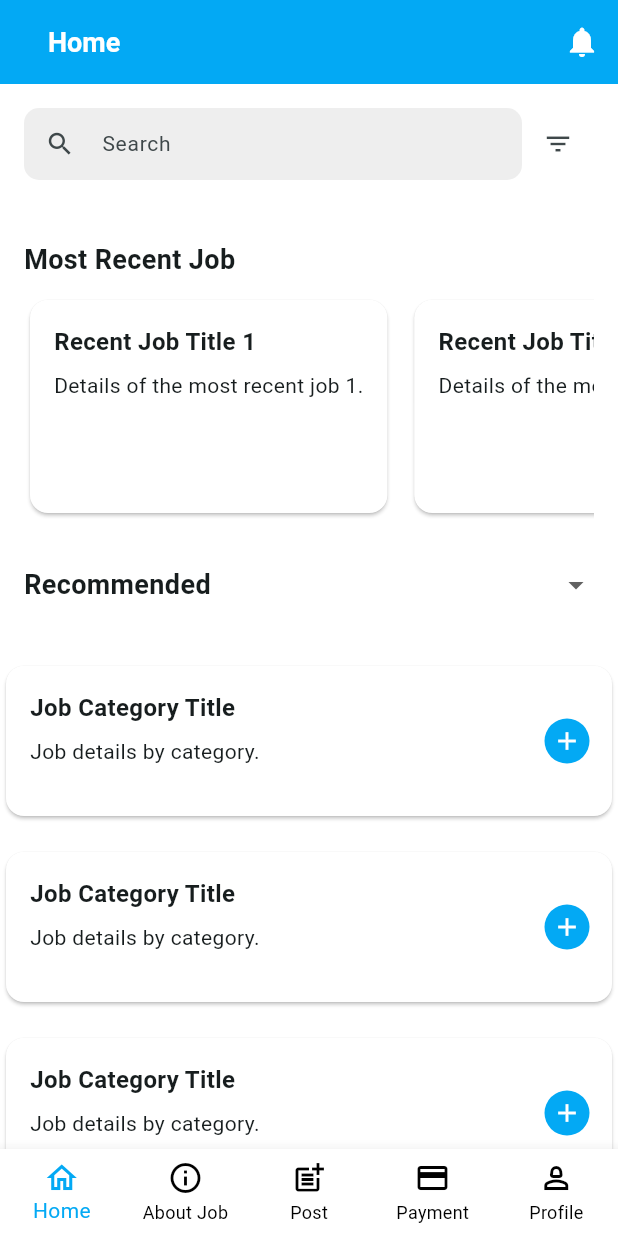
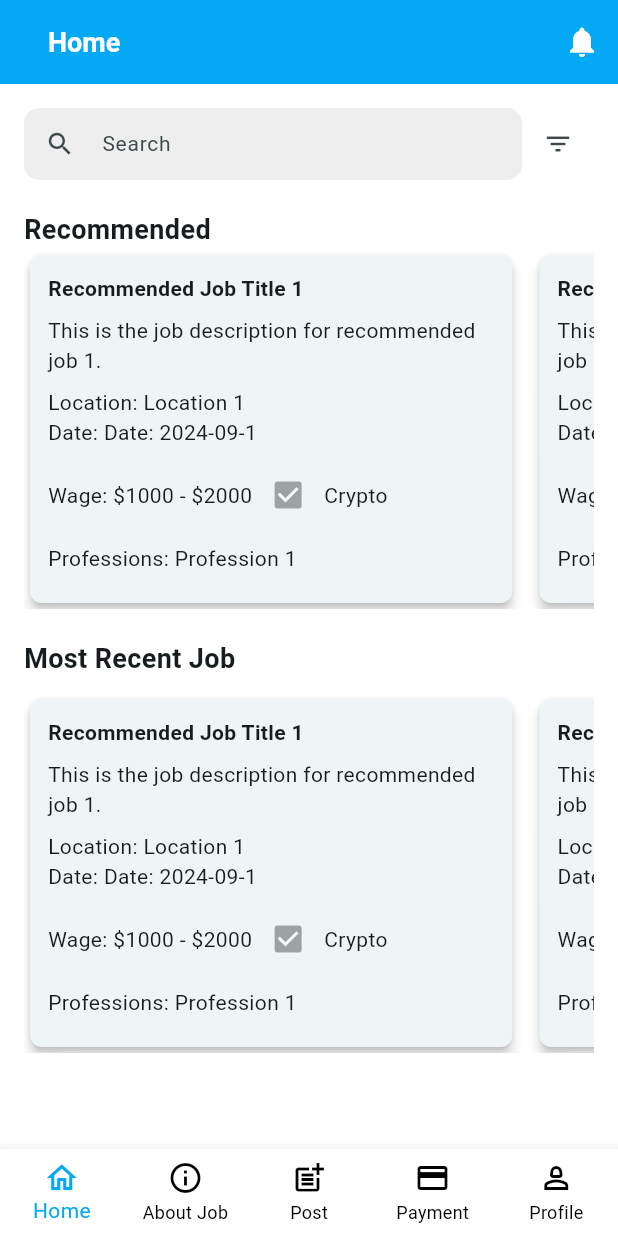
Before and after one commit to cchrisha/Community-Guild, a Flutter app: the HomePage screen opened directly, on a phone screen of 412 x 824 dp. Run offline on Flutter 3.47's test engine with Material 3 defaults, Android fonts, the phone set to English and light mode, and no system bars; our stand-ins replace equatable, flutter_bloc, get, google_fonts, image_picker, shared_preferences; accounts and stored records are empty.

Commit message:
Nichange ang  Home.dart UI

```diff
--- a/lib/screens/home.dart
+++ b/lib/screens/home.dart
@@ -1,7 +1,7 @@
 import 'package:community_guild/widget/home/job_card.dart';
 import 'package:community_guild/widget/home/search_and_filter.dart';
+import 'package:community_guild/widget/home/home_section_title.dart';
 import 'package:community_guild/widget/home/section_title.dart';
-import 'package:community_guild/widget/home/section_title_with_dropdown.dart';
 import 'package:flutter/material.dart';
 import 'package:community_guild/screens/job_detail.dart';
 import 'package:community_guild/screens/about_job.dart';
@@ -56,23 +56,25 @@ class HomePage extends StatelessWidget {
                 children: [
                   const SearchAndFilter(),
                   const SizedBox(height: 20),
-                  // const HomeBalanceCard(),
-                  const SizedBox(height: 20),
-                  const HomeSectionTitle(title: 'Most Recent Job'),
-                  const SizedBox(height: 10),
+                  const SectionTitle(title: 'Recommended'),
                   SizedBox(
-                    height: 150,
+                    height: 240, // Increased height to accommodate new fields
                     child: ListView.builder(
                       scrollDirection: Axis.horizontal,
                       itemCount: 10,
                       itemBuilder: (context, index) {
                         return Padding(
                           padding: const EdgeInsets.only(right: 10),
+                          child: SizedBox(
+                            width: MediaQuery.of(context).size.width * 0.8, // Adjust card width relative to the screen width
                             child: HomeJobCard(
-                            jobTitle: 'Recent Job Title ${index + 1}',
-                            jobDescription:
-                                'Details of the most recent job ${index + 1}.',
-                            showAddButton: false,
+                              jobTitle: 'Recommended Job Title ${index + 1}',
+                              jobDescription: 'This is the job description for recommended job ${index + 1}.',
+                              location: 'Location ${index + 1}',
+                              date: 'Date: 2024-09-${index + 1}', // Example date
+                              wageRange: '\$${index * 1000 + 1000} - \$${index * 1000 + 2000}', // Example wage range
+                              isCrypto: index % 2 == 0, // Alternate for crypto status
+                              professions: 'Profession ${index + 1}',
                               onTap: () {
                                 Navigator.push(
                                   context,
@@ -80,30 +82,37 @@ class HomePage extends StatelessWidget {
                                     builder: (context) => const JobDetailPage(
                                       jobTitle: '',
                                       jobDescription: '',
-                                        )),
+                                    ),
+                                  ),
                                 );
                               },
+                            ),
                           ),
                         );
                       },
                     ),
                   ),
                   const SizedBox(height: 20),
-                  const SectionTitleWithDropdown(title: 'Recommended'),
+                  const HomeSectionTitle(title: 'Most Recent Job'),
                   const SizedBox(height: 10),
-                ],
-              ),
-            ),
-          ),
-          SliverList(
-            delegate: SliverChildBuilderDelegate(
-              (context, index) {
+                  SizedBox(
+                    height: 240, // Increased height to accommodate new fields
+                    child: ListView.builder(
+                      scrollDirection: Axis.horizontal,
+                      itemCount: 10,
+                      itemBuilder: (context, index) {
                         return Padding(
-                  padding: const EdgeInsets.only(bottom: 16.0),
+                          padding: const EdgeInsets.only(right: 10),
+                          child: SizedBox(
+                            width: MediaQuery.of(context).size.width * 0.8, // Adjust card width relative to the screen width
                             child: HomeJobCard(
-                    jobTitle: 'Job Category Title',
-                    jobDescription: 'Job details by category.',
-                    showAddButton: true,
+                              jobTitle: 'Recommended Job Title ${index + 1}',
+                              jobDescription: 'This is the job description for recommended job ${index + 1}.',
+                              location: 'Location ${index + 1}',
+                              date: 'Date: 2024-09-${index + 1}', // Example date
+                              wageRange: '\$${index * 1000 + 1000} - \$${index * 1000 + 2000}', // Example wage range
+                              isCrypto: index % 2 == 0, // Alternate for crypto status
+                              professions: 'Profession ${index + 1}',
                               onTap: () {
                                 Navigator.push(
                                   context,
@@ -111,13 +120,19 @@ class HomePage extends StatelessWidget {
                                     builder: (context) => const JobDetailPage(
                                       jobTitle: '',
                                       jobDescription: '',
-                                )),
+                                    ),
+                                  ),
                                 );
                               },
                             ),
+                          ),
                         );
                       },
-              childCount: 10,
+                    ),
+                  ),
+
+                ],
+              ),
             ),
           ),
         ],
--- /dev/null
+++ b/lib/widget/home/home_section_title.dart
@@ -0,0 +1,16 @@
+// lib/views/home/section_title.dart
+import 'package:flutter/material.dart';
+
+class HomeSectionTitle extends StatelessWidget {
+  final String title;
+
+  const HomeSectionTitle({super.key, required this.title});
+
+  @override
+  Widget build(BuildContext context) {
+    return Text(
+      title,
+      style: const TextStyle(fontSize: 18, fontWeight: FontWeight.bold),
+    );
+  }
+}
--- a/lib/widget/home/job_card.dart
+++ b/lib/widget/home/job_card.dart
@@ -1,15 +1,25 @@
-import 'package:flutter/material.dart';
+import 'package:flutter/material.dart';  // Ensure this import is present
 
 class HomeJobCard extends StatelessWidget {
   final String jobTitle;
   final String jobDescription;
-  final VoidCallback onTap;
+  final String location;
+  final String date;
+  final String wageRange;
+  final bool isCrypto;
+  final String professions;
+  final VoidCallback onTap;  // VoidCallback is a typedef for a function with no arguments that returns nothing
   final bool showAddButton;
 
   const HomeJobCard({
-    super.key,
+    super.key,  // This is valid only if the class extends StatelessWidget or StatefulWidget
     required this.jobTitle,
     required this.jobDescription,
+    required this.location,
+    required this.date,
+    required this.wageRange,
+    required this.isCrypto,
+    required this.professions,
     required this.onTap,
     this.showAddButton = false,
   });
@@ -19,51 +29,32 @@ class HomeJobCard extends StatelessWidget {
     return GestureDetector(
       onTap: onTap,
       child: Card(
-        color: const Color.fromARGB(255, 255, 255, 255),
-        child: Stack(
-          children: [
-            SizedBox(
-              height: 100,
-              child: Padding(
-                padding: const EdgeInsets.all(16.0),
+        elevation: 3,
+        shape: RoundedRectangleBorder(borderRadius: BorderRadius.circular(8)),
+        child: Container(
+          width: MediaQuery.of(context).size.width * 0.8,
+          padding: const EdgeInsets.all(12),
           child: Column(
             crossAxisAlignment: CrossAxisAlignment.start,
             children: [
-                    Text(
-                      jobTitle,
-                      style: const TextStyle(
-                          fontSize: 16, fontWeight: FontWeight.bold),
+              Text(jobTitle, style: const TextStyle(fontWeight: FontWeight.bold)),
+              const SizedBox(height: 8),
+              Text(jobDescription),
+              const SizedBox(height: 8),
+              Text('Location: $location'),
+              Text('Date: $date'),
+              const SizedBox(height: 8),
+              Row(
+                children: [
+                  Text('Wage: $wageRange'),
+                  Checkbox(value: isCrypto, onChanged: null),
+                  const Text('Crypto'),
+                ],
               ),
               const SizedBox(height: 8),
-                    Text(
-                      jobDescription,
-                      style: const TextStyle(fontSize: 14),
-                    ),
+              Text('Professions: $professions'),
             ],
           ),
-              ),
-            ),
-            if (showAddButton)
-              Positioned(
-                right: 15,
-                top: 35,
-                child: Container(
-                  height: 30,
-                  width: 30,
-                  decoration: const BoxDecoration(
-                    color: Colors.lightBlue,
-                    shape: BoxShape.circle,
-                  ),
-                  child: const Center(
-                    child: Icon(
-                      Icons.add,
-                      color: Colors.white,
-                      size: 20,
-                    ),
-                  ),
-                ),
-              ),
-          ],
         ),
       ),
     );
--- a/lib/widget/home/section_title.dart
+++ b/lib/widget/home/section_title.dart
@@ -1,16 +1,21 @@
-// lib/views/home/section_title.dart
+// lib/views/home/section_title_with_dropdown.dart
 import 'package:flutter/material.dart';
 
-class HomeSectionTitle extends StatelessWidget {
+class SectionTitle extends StatelessWidget {
   final String title;
 
-  const HomeSectionTitle({super.key, required this.title});
+  const SectionTitle({super.key, required this.title});
 
   @override
   Widget build(BuildContext context) {
-    return Text(
-      title,
-      style: const TextStyle(fontSize: 18, fontWeight: FontWeight.bold),
+    return Row(
+      mainAxisAlignment: MainAxisAlignment.spaceBetween,
+      children: [
+        Text(
+          title,
+          style: const TextStyle(fontSize: 18, fontWeight: FontWeight.bold),
+        ),
+      ],
     );
   }
 }
--- a/lib/widget/home/section_title_with_dropdown.dart
+++ /dev/null
@@ -1,33 +0,0 @@
-// lib/views/home/section_title_with_dropdown.dart
-import 'package:flutter/material.dart';
-
-class SectionTitleWithDropdown extends StatelessWidget {
-  final String title;
-
-  const SectionTitleWithDropdown({super.key, required this.title});
-
-  @override
-  Widget build(BuildContext context) {
-    return Row(
-      mainAxisAlignment: MainAxisAlignment.spaceBetween,
-      children: [
-        Text(
-          title,
-          style: const TextStyle(fontSize: 18, fontWeight: FontWeight.bold),
-        ),
-        DropdownButton<String>(
-          items:
-              <String>['Option 1', 'Option 2', 'Option 3'].map((String value) {
-            return DropdownMenuItem<String>(
-              value: value,
-              child: Text(value),
-            );
-          }).toList(),
-          onChanged: (_) {},
-          icon: const Icon(Icons.arrow_drop_down),
-          underline: const SizedBox(),
-        ),
-      ],
-    );
-  }
-}
```
Lines whose indentation alone changed are shown as unchanged.
